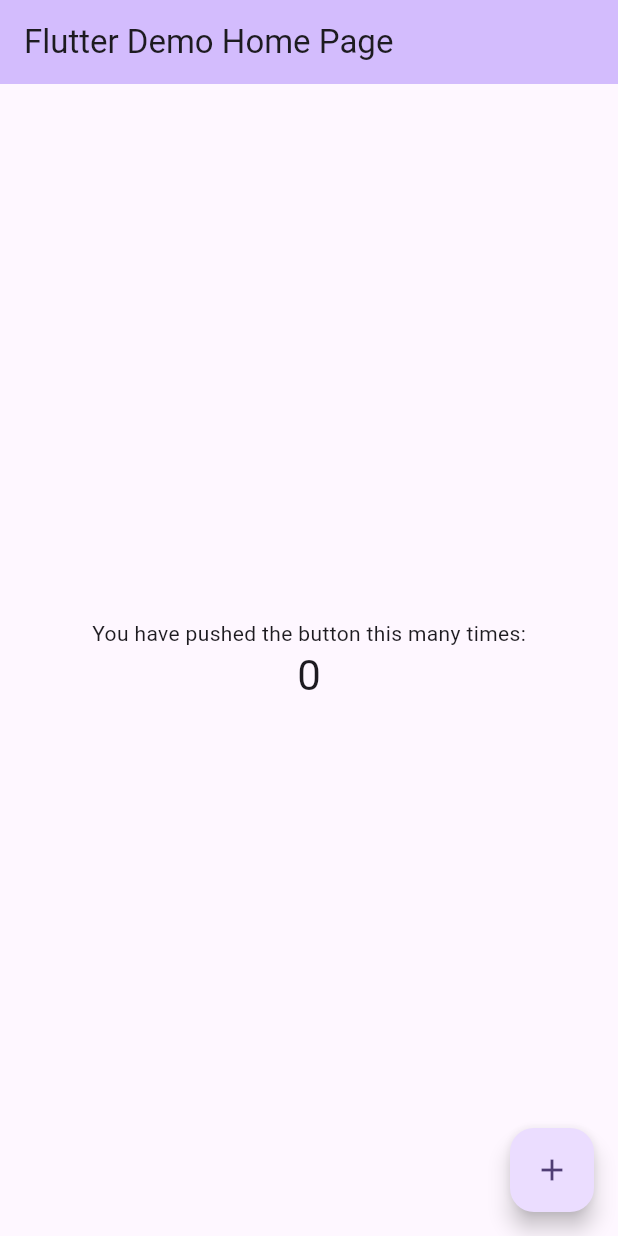
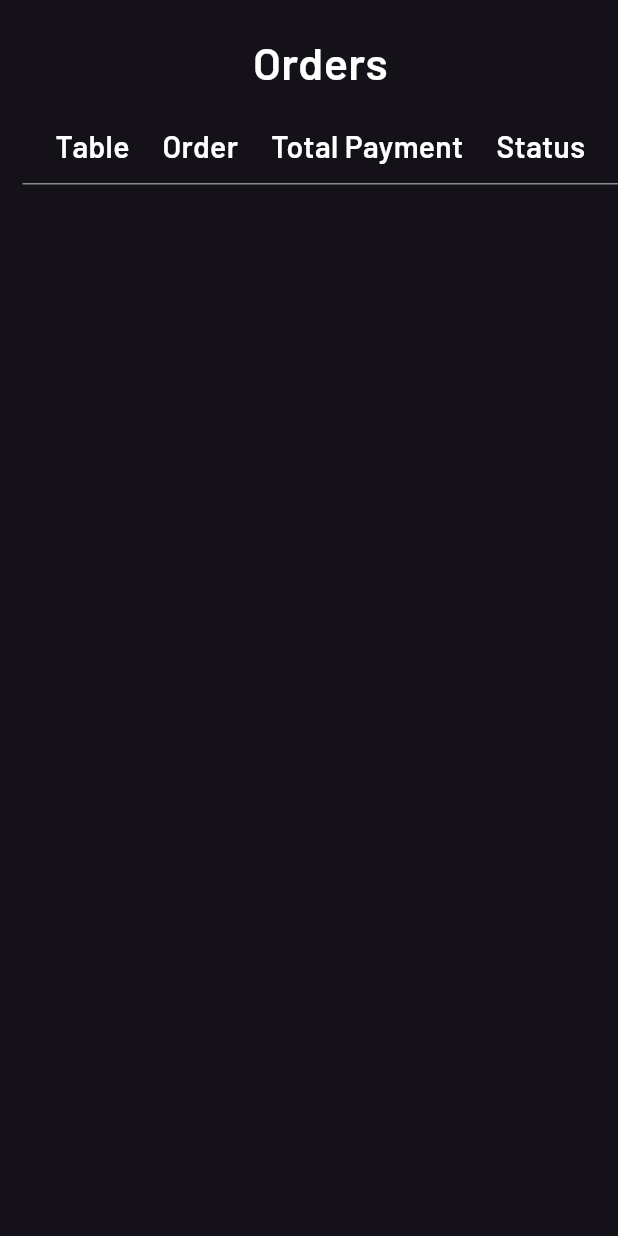
Before and after one commit to Hotel-and-Restaurant-MIS/Order-Manager, a Flutter app: the screen it shows after launch, on a phone screen of 412 x 824 dp. Run offline on Flutter 3.47's test engine with Material 3 defaults, Android fonts, the phone set to English and light mode, and no system bars; our stand-ins replace get.

Commit message:
orders.dart screen is created.

```diff
--- /dev/null
+++ b/lib/constants.dart
@@ -0,0 +1,4 @@
+import 'package:flutter/cupertino.dart';
+import 'package:flutter/material.dart';
+
+const kTitleTextStyle = TextStyle(fontSize: 20.0,fontFamily: 'Barlow',fontWeight: FontWeight.w500,color: Colors.white);
--- /dev/null
+++ b/lib/constants/text_constants.dart
@@ -0,0 +1,30 @@
+import 'package:flutter/material.dart';
+
+class TextConstants {
+  static TextStyle kMainTextStyle(
+      {double? fontSize,
+      String? fontFamily,
+      FontWeight? fontWeight,
+      Color? textColour}) {
+    return TextStyle(
+      fontSize: fontSize ?? 25.0,
+      fontWeight: fontWeight ?? FontWeight.w600,
+      fontFamily: fontFamily ?? 'Barlow',
+      color: textColour?? Colors.white,
+    );
+  }
+
+  static TextStyle kSubTextStyle(
+      {double? fontSize,
+      String? fontFamily,
+      FontWeight? fontWeight,
+      Color? textColour}) {
+    return TextStyle(
+      fontSize: fontSize ?? 20.0,
+      fontWeight: fontWeight ?? FontWeight.w400,
+      fontFamily: fontFamily ?? 'Barlow',
+      color: textColour?? Colors.white,
+    );
+  }
+
+}
--- a/lib/main.dart
+++ b/lib/main.dart
@@ -1,125 +1,20 @@
+import 'package:flutter/cupertino.dart';
 import 'package:flutter/material.dart';
+import 'package:get/get.dart';
+import 'package:order_manager/veiws/orders.dart';
 
-void main() {
-  runApp(const MyApp());
+void main() async {
+  runApp(order_manager());
 }
 
-class MyApp extends StatelessWidget {
-  const MyApp({super.key});
+class order_manager extends StatelessWidget {
+  const order_manager({super.key});
 
-  // This widget is the root of your application.
   @override
   Widget build(BuildContext context) {
-    return MaterialApp(
-      title: 'Flutter Demo',
-      theme: ThemeData(
-        // This is the theme of your application.
-        //
-        // TRY THIS: Try running your application with "flutter run". You'll see
-        // the application has a purple toolbar. Then, without quitting the app,
-        // try changing the seedColor in the colorScheme below to Colors.green
-        // and then invoke "hot reload" (save your changes or press the "hot
-        // reload" button in a Flutter-supported IDE, or press "r" if you used
-        // the command line to start the app).
-        //
-        // Notice that the counter didn't reset back to zero; the application
-        // state is not lost during the reload. To reset the state, use hot
-        // restart instead.
-        //
-        // This works for code too, not just values: Most code changes can be
-        // tested with just a hot reload.
-        colorScheme: ColorScheme.fromSeed(seedColor: Colors.deepPurple),
-        useMaterial3: true,
-      ),
-      home: const MyHomePage(title: 'Flutter Demo Home Page'),
+    return GetMaterialApp(
+      theme:ThemeData.dark(),
+      home: Orders(),
     );
   }
 }
-
-class MyHomePage extends StatefulWidget {
-  const MyHomePage({super.key, required this.title});
-
-  // This widget is the home page of your application. It is stateful, meaning
-  // that it has a State object (defined below) that contains fields that affect
-  // how it looks.
-
-  // This class is the configuration for the state. It holds the values (in this
-  // case the title) provided by the parent (in this case the App widget) and
-  // used by the build method of the State. Fields in a Widget subclass are
-  // always marked "final".
-
-  final String title;
-
-  @override
-  State<MyHomePage> createState() => _MyHomePageState();
-}
-
-class _MyHomePageState extends State<MyHomePage> {
-  int _counter = 0;
-
-  void _incrementCounter() {
-    setState(() {
-      // This call to setState tells the Flutter framework that something has
-      // changed in this State, which causes it to rerun the build method below
-      // so that the display can reflect the updated values. If we changed
-      // _counter without calling setState(), then the build method would not be
-      // called again, and so nothing would appear to happen.
-      _counter++;
-    });
-  }
-
-  @override
-  Widget build(BuildContext context) {
-    // This method is rerun every time setState is called, for instance as done
-    // by the _incrementCounter method above.
-    //
-    // The Flutter framework has been optimized to make rerunning build methods
-    // fast, so that you can just rebuild anything that needs updating rather
-    // than having to individually change instances of widgets.
-    return Scaffold(
-      appBar: AppBar(
-        // TRY THIS: Try changing the color here to a specific color (to
-        // Colors.amber, perhaps?) and trigger a hot reload to see the AppBar
-        // change color while the other colors stay the same.
-        backgroundColor: Theme.of(context).colorScheme.inversePrimary,
-        // Here we take the value from the MyHomePage object that was created by
-        // the App.build method, and use it to set our appbar title.
-        title: Text(widget.title),
-      ),
-      body: Center(
-        // Center is a layout widget. It takes a single child and positions it
-        // in the middle of the parent.
-        child: Column(
-          // Column is also a layout widget. It takes a list of children and
-          // arranges them vertically. By default, it sizes itself to fit its
-          // children horizontally, and tries to be as tall as its parent.
-          //
-          // Column has various properties to control how it sizes itself and
-          // how it positions its children. Here we use mainAxisAlignment to
-          // center the children vertically; the main axis here is the vertical
-          // axis because Columns are vertical (the cross axis would be
-          // horizontal).
-          //
-          // TRY THIS: Invoke "debug painting" (choose the "Toggle Debug Paint"
-          // action in the IDE, or press "p" in the console), to see the
-          // wireframe for each widget.
-          mainAxisAlignment: MainAxisAlignment.center,
-          children: <Widget>[
-            const Text(
-              'You have pushed the button this many times:',
-            ),
-            Text(
-              '$_counter',
-              style: Theme.of(context).textTheme.headlineMedium,
-            ),
-          ],
-        ),
-      ),
-      floatingActionButton: FloatingActionButton(
-        onPressed: _incrementCounter,
-        tooltip: 'Increment',
-        child: const Icon(Icons.add),
-      ), // This trailing comma makes auto-formatting nicer for build methods.
-    );
-  }
-}
--- /dev/null
+++ b/lib/veiws/orders.dart
@@ -0,0 +1,40 @@
+import 'package:flutter/cupertino.dart';
+import 'package:flutter/material.dart';
+import 'package:order_manager/constants/text_constants.dart';
+
+import '../constants.dart';
+
+class Orders extends StatelessWidget {
+  const Orders({super.key});
+
+  @override
+  Widget build(BuildContext context) {
+    return Scaffold(
+      body: SafeArea(
+        child: Padding(
+          padding: const EdgeInsets.only(top: 20.0,left: 15.0,),
+          child: Column(
+            children: <Widget>[
+              Text(
+                'Orders',
+                style: TextConstants.kMainTextStyle(fontSize: 30.0),
+              ),
+              SizedBox(height: 20.0,),
+              Row(
+                mainAxisAlignment: MainAxisAlignment.spaceEvenly,
+                children: <Widget>[
+                  Text('Table',style: TextConstants.kSubTextStyle(),),
+                  Text('Order',style: TextConstants.kSubTextStyle(),),
+                  Text('Total Payment',style: TextConstants.kSubTextStyle(),),
+                  Text('Status',style: TextConstants.kSubTextStyle(),),
+                ],
+              ),
+              SizedBox(height: 10.0),
+              Container(height: 1.0,decoration: BoxDecoration(color: Colors.white.withOpacity(0.5)),)
+            ],
+          ),
+        ),
+      ),
+    );
+  }
+}
```
Also changed, not shown: pubspec.yaml (+12 -67 lines), fonts/Barlow-SemiBold.ttf (added), images/Order Manager.svg (added), pubspec.lock, 1 other file.
